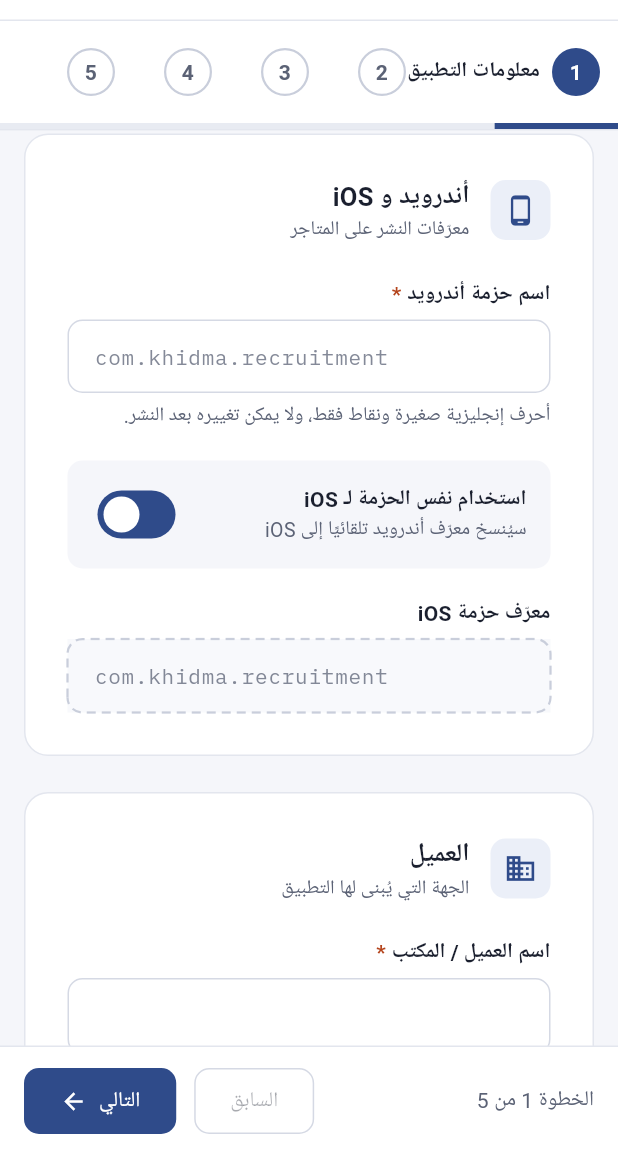
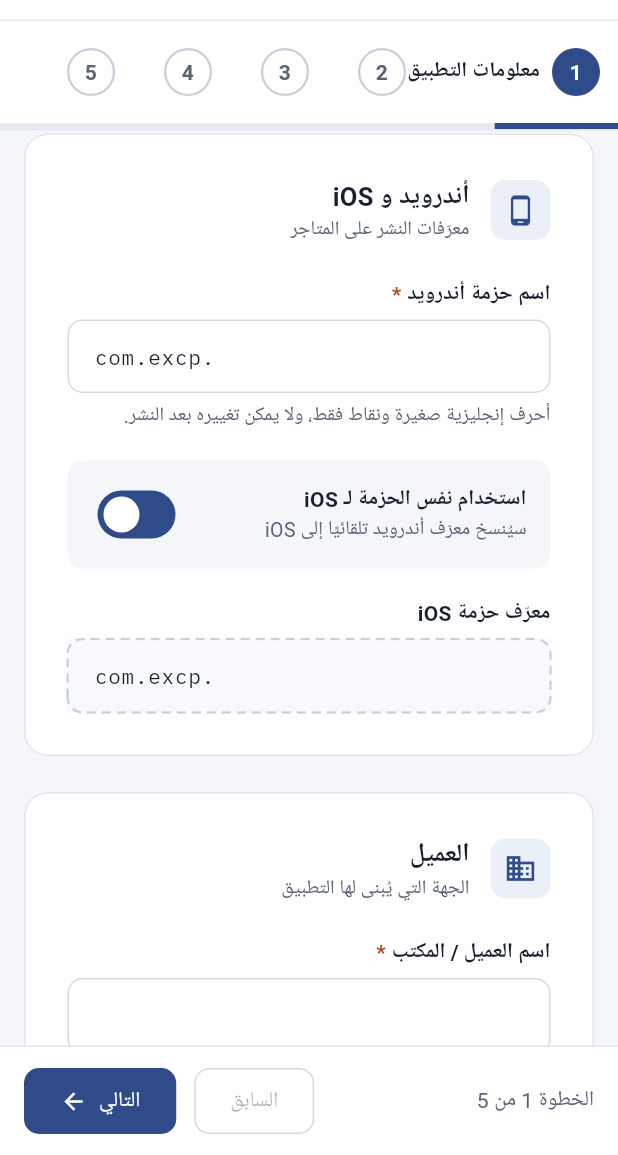
Before and after one commit to ahmedelkhyary/swift-app-builder, a Flutter app: the screen it shows after launch, scrolled down 576 dp, on a phone screen of 412 x 824 dp, the part 81-1236 px from its top. Run offline on Flutter 3.47's test engine with Material 3 defaults, Android fonts, the phone set to English and light mode, and no system bars; our stand-ins replace file_picker, flutter_riverpod, flutter_svg, go_router, google_fonts, web; missing offline and left inert: dart:js_interop, json_schema; Roboto replaces fonts that are missing (Ibm Plex Sans Arabic).

Commit message:
Default package prefix com.excp. with auto-suggested name
Co-Authored-By: Claude Sonnet 5.5 <noreply@anthropic.com>

```diff
--- a/lib/features/builder/application/providers.dart
+++ b/lib/features/builder/application/providers.dart
@@ -45,9 +45,14 @@ class DraftController extends Notifier<AppConfigDraft> {
   void setNameAr(String v) => state = state.copyWith(nameAr: v);
 
   void setNameEn(String v) {
+    final pkg = state.packageEdited || state.existingApp
+        ? null
+        : suggestPackage(v);
     state = state.copyWith(
       nameEn: v,
       appId: state.appIdEdited || state.existingApp ? null : slugifyAppId(v),
+      androidPackage: pkg,
+      iosBundleId: pkg != null && state.iosSameAsAndroid ? pkg : null,
     );
   }
 
@@ -61,6 +66,7 @@ class DraftController extends Notifier<AppConfigDraft> {
 
   void setAndroidPackage(String v) => state = state.copyWith(
     androidPackage: v,
+    packageEdited: true,
     iosBundleId: state.iosSameAsAndroid ? v : null,
   );
 
--- a/lib/features/builder/domain/draft.dart
+++ b/lib/features/builder/domain/draft.dart
@@ -6,6 +6,10 @@ import 'config.dart';
 
 const kDefaultPrimaryHex = '#1565C0';
 const kDefaultSecondaryHex = '#FFB300';
+
+/// Default reverse-DNS prefix of generated package names.
+const kPackagePrefix = 'com.excp.';
+
 const kSupportedLanguageCodes = ['ar', 'en'];
 const kModuleIds = ['individuals', 'hourly', 'mediation'];
 const kFontFamilies = ['Cairo', 'Tajawal', 'Almarai', 'IBM Plex Sans Arabic'];
@@ -18,7 +22,8 @@ class AppConfigDraft {
     this.existingApp = false,
     this.nameAr = '',
     this.nameEn = '',
-    this.androidPackage = '',
+    this.androidPackage = kPackagePrefix,
+    this.packageEdited = false,
     this.iosBundleId = '',
     this.iosSameAsAndroid = true,
     this.clientName = '',
@@ -49,6 +54,9 @@ class AppConfigDraft {
   final String nameAr;
   final String nameEn;
   final String androidPackage;
+
+  /// True once the user edited the package by hand (stops auto-generation).
+  final bool packageEdited;
   final String iosBundleId;
   final bool iosSameAsAndroid;
   final String clientName;
@@ -95,6 +103,7 @@ class AppConfigDraft {
     String? nameAr,
     String? nameEn,
     String? androidPackage,
+    bool? packageEdited,
     String? iosBundleId,
     bool? iosSameAsAndroid,
     String? clientName,
@@ -122,6 +131,7 @@ class AppConfigDraft {
       nameAr: nameAr ?? this.nameAr,
       nameEn: nameEn ?? this.nameEn,
       androidPackage: androidPackage ?? this.androidPackage,
+      packageEdited: packageEdited ?? this.packageEdited,
       iosBundleId: iosBundleId ?? this.iosBundleId,
       iosSameAsAndroid: iosSameAsAndroid ?? this.iosSameAsAndroid,
       clientName: clientName ?? this.clientName,
@@ -156,6 +166,7 @@ class AppConfigDraft {
       nameAr: c.appNameAr,
       nameEn: c.appNameEn,
       androidPackage: c.androidPackage,
+      packageEdited: true,
       iosBundleId: c.iosBundleId,
       iosSameAsAndroid: c.iosBundleId == c.androidPackage,
       clientName: c.clientName,
@@ -177,6 +188,11 @@ class AppConfigDraft {
   }
 }
 
+/// `com.excp.` + the English name without separators, e.g. 'Enaya' ->
+/// `com.excp.enaya`. Just the prefix when nothing usable remains.
+String suggestPackage(String nameEn) =>
+    '$kPackagePrefix${slugifyAppId(nameEn).replaceAll('_', '')}';
+
 /// Lower-case slug derived from an English name, e.g. "Swift Maids" ->
 /// `swift_maids`. Returns '' when nothing usable remains.
 String slugifyAppId(String input) {
--- a/lib/features/builder/domain/validators.dart
+++ b/lib/features/builder/domain/validators.dart
@@ -54,7 +54,9 @@ class Validators {
       v.trim().isEmpty ? FieldError.required : null;
 
   static FieldError? androidPackage(String v) {
-    if (v.trim().isEmpty) return FieldError.required;
+    if (v.trim().isEmpty || v.trim() == kPackagePrefix) {
+      return FieldError.required;
+    }
     return androidPackageRegex.hasMatch(v) ? null : FieldError.invalidPackage;
   }
 
--- a/lib/l10n/app_ar.arb
+++ b/lib/l10n/app_ar.arb
@@ -34,8 +34,8 @@
   "appIdChecking": "جارٍ التحقق من التوفر…",
   "appIdAvailable": "المعرّف متاح",
   "errRequired": "هذا الحقل مطلوب",
-  "errInvalidPackage": "استخدم أحرفًا صغيرة بدون مسافات، مثل com.khidma.recruitment",
-  "errInvalidBundleId": "استخدم صيغة النطاق العكسي بدون مسافات، مثل com.khidma.recruitment",
+  "errInvalidPackage": "استخدم أحرفًا صغيرة بدون مسافات، مثل com.excp.enaya",
+  "errInvalidBundleId": "استخدم صيغة النطاق العكسي بدون مسافات، مثل com.excp.enaya",
   "errInvalidEmail": "أدخل بريدًا إلكترونيًا صحيحًا، مثل name@company.com",
   "errInvalidPhone": "أدخل رقم هاتف من 8 إلى 15 رقمًا، مثل +966500000000",
   "errInvalidHex": "استخدم لوناً بصيغة hex مثل #1565C0",
@@ -147,14 +147,14 @@
   "cardClientDesc": "الجهة التي يُبنى لها التطبيق",
   "phNameAr": "مثال: الخدمة للاستقدام",
   "phNameEn": "e.g. Al Khidma Recruitment",
-  "phPackage": "com.khidma.recruitment",
+  "phPackage": "com.excp.enaya",
   "helperPackage": "أحرف إنجليزية صغيرة ونقاط فقط، ولا يمكن تغييره بعد النشر.",
   "iosSameTitle": "استخدام نفس الحزمة لـ iOS",
   "iosSameDesc": "سيُنسخ معرّف أندرويد تلقائيًا إلى iOS",
   "errNameArRequired": "أدخل اسم التطبيق بالعربية، مثل: الخدمة للاستقدام",
   "errNameEnRequired": "أدخل اسم التطبيق بالإنجليزية، مثل: Al Khidma Recruitment",
-  "errPackageRequired": "أدخل اسم حزمة أندرويد، مثل com.khidma.recruitment",
-  "errBundleRequired": "أدخل معرّف حزمة iOS، مثل com.khidma.recruitment",
+  "errPackageRequired": "أدخل اسم حزمة أندرويد، مثل com.excp.enaya",
+  "errBundleRequired": "أدخل معرّف حزمة iOS، مثل com.excp.enaya",
   "errClientRequired": "أدخل اسم العميل أو المكتب",
   "errAppIdRequired": "أدخل معرّف التطبيق، مثل khidma_recruitment",
   "templateHeading": "اختر قالب التطبيق",
--- a/lib/l10n/app_en.arb
+++ b/lib/l10n/app_en.arb
@@ -41,8 +41,8 @@
   "appIdChecking": "Checking availability…",
   "appIdAvailable": "App ID is available",
   "errRequired": "This field is required",
-  "errInvalidPackage": "Use lowercase letters without spaces, for example com.khidma.recruitment",
-  "errInvalidBundleId": "Use reverse-DNS format without spaces, for example com.khidma.recruitment",
+  "errInvalidPackage": "Use lowercase letters without spaces, for example com.excp.enaya",
+  "errInvalidBundleId": "Use reverse-DNS format without spaces, for example com.excp.enaya",
   "errInvalidEmail": "Enter a valid email address, for example name@company.com",
   "errInvalidPhone": "Enter a phone number with 8–15 digits, for example +966500000000",
   "errInvalidHex": "Use a hex color like #1565C0",
@@ -227,14 +227,14 @@
   "cardClientDesc": "The organization the app is built for",
   "phNameAr": "مثال: الخدمة للاستقدام",
   "phNameEn": "e.g. Al Khidma Recruitment",
-  "phPackage": "com.khidma.recruitment",
+  "phPackage": "com.excp.enaya",
   "helperPackage": "Lowercase English letters and dots only. It cannot be changed after publishing.",
   "iosSameTitle": "Use the same package for iOS",
   "iosSameDesc": "The Android identifier is copied to iOS automatically",
   "errNameArRequired": "Enter the Arabic app name, e.g. الخدمة للاستقدام",
   "errNameEnRequired": "Enter the English app name, e.g. Al Khidma Recruitment",
-  "errPackageRequired": "Enter the Android package name, e.g. com.khidma.recruitment",
-  "errBundleRequired": "Enter the iOS bundle ID, e.g. com.khidma.recruitment",
+  "errPackageRequired": "Enter the Android package name, e.g. com.excp.enaya",
+  "errBundleRequired": "Enter the iOS bundle ID, e.g. com.excp.enaya",
   "errClientRequired": "Enter the client or office name",
   "errAppIdRequired": "Enter an app ID, e.g. khidma_recruitment",
   "templateHeading": "Choose the app template",
--- a/lib/l10n/app_localizations_ar.dart
+++ b/lib/l10n/app_localizations_ar.dart
@@ -116,11 +116,11 @@ class AppLocalizationsAr extends AppLocalizations {
 
   @override
   String get errInvalidPackage =>
-      'استخدم أحرفًا صغيرة بدون مسافات، مثل com.khidma.recruitment';
+      'استخدم أحرفًا صغيرة بدون مسافات، مثل com.excp.enaya';
 
   @override
   String get errInvalidBundleId =>
-      'استخدم صيغة النطاق العكسي بدون مسافات، مثل com.khidma.recruitment';
+      'استخدم صيغة النطاق العكسي بدون مسافات، مثل com.excp.enaya';
 
   @override
   String get errInvalidEmail =>
@@ -488,7 +488,7 @@ class AppLocalizationsAr extends AppLocalizations {
   String get phNameEn => 'e.g. Al Khidma Recruitment';
 
   @override
-  String get phPackage => 'com.khidma.recruitment';
+  String get phPackage => 'com.excp.enaya';
 
   @override
   String get helperPackage =>
@@ -509,12 +509,10 @@ class AppLocalizationsAr extends AppLocalizations {
       'أدخل اسم التطبيق بالإنجليزية، مثل: Al Khidma Recruitment';
 
   @override
-  String get errPackageRequired =>
-      'أدخل اسم حزمة أندرويد، مثل com.khidma.recruitment';
+  String get errPackageRequired => 'أدخل اسم حزمة أندرويد، مثل com.excp.enaya';
 
   @override
-  String get errBundleRequired =>
-      'أدخل معرّف حزمة iOS، مثل com.khidma.recruitment';
+  String get errBundleRequired => 'أدخل معرّف حزمة iOS، مثل com.excp.enaya';
 
   @override
   String get errClientRequired => 'أدخل اسم العميل أو المكتب';
--- a/lib/l10n/app_localizations_en.dart
+++ b/lib/l10n/app_localizations_en.dart
@@ -116,11 +116,11 @@ class AppLocalizationsEn extends AppLocalizations {
 
   @override
   String get errInvalidPackage =>
-      'Use lowercase letters without spaces, for example com.khidma.recruitment';
+      'Use lowercase letters without spaces, for example com.excp.enaya';
 
   @override
   String get errInvalidBundleId =>
-      'Use reverse-DNS format without spaces, for example com.khidma.recruitment';
+      'Use reverse-DNS format without spaces, for example com.excp.enaya';
 
   @override
   String get errInvalidEmail =>
@@ -489,7 +489,7 @@ class AppLocalizationsEn extends AppLocalizations {
   String get phNameEn => 'e.g. Al Khidma Recruitment';
 
   @override
-  String get phPackage => 'com.khidma.recruitment';
+  String get phPackage => 'com.excp.enaya';
 
   @override
   String get helperPackage =>
@@ -512,11 +512,11 @@ class AppLocalizationsEn extends AppLocalizations {
 
   @override
   String get errPackageRequired =>
-      'Enter the Android package name, e.g. com.khidma.recruitment';
+      'Enter the Android package name, e.g. com.excp.enaya';
 
   @override
   String get errBundleRequired =>
-      'Enter the iOS bundle ID, e.g. com.khidma.recruitment';
+      'Enter the iOS bundle ID, e.g. com.excp.enaya';
 
   @override
   String get errClientRequired => 'Enter the client or office name';
```
Also changed, not shown: lib/l10n/app_localizations.dart (+5 -5 lines), 4 other files.
